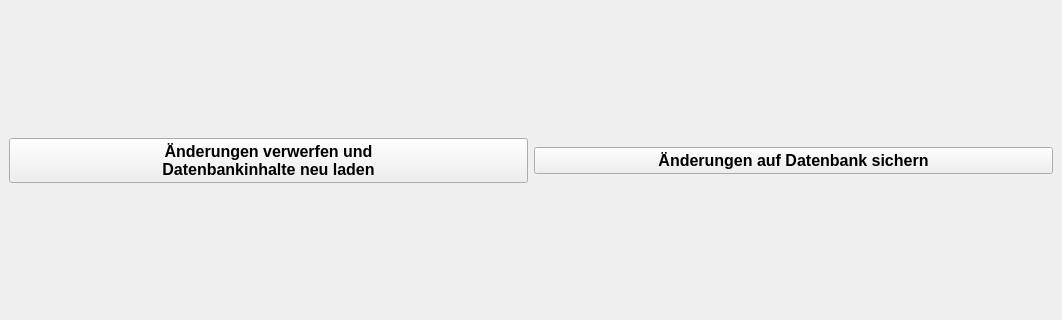
UltimateCuB3R/DLMCSPSE01_D, file app/view/main.ui: the form before one commit; both pictures show x 0 to 1062 and y 208 to 528 of the 1062 by 759 pixel window.
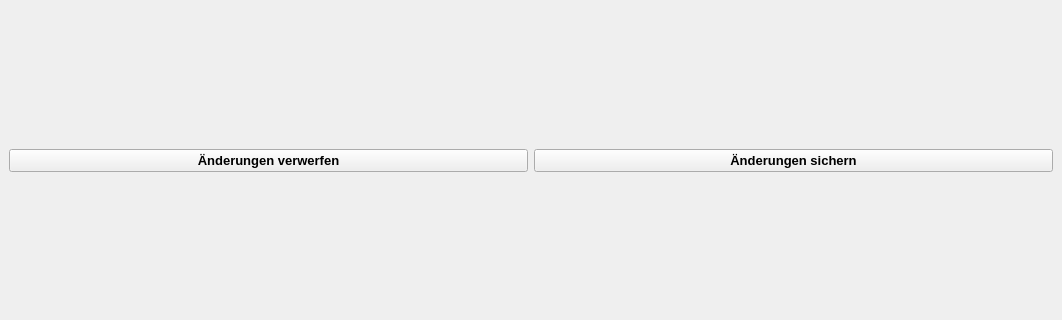
The form after the commit.

What changed in the file:
```diff
--- a/app/view/main.ui
+++ b/app/view/main.ui
@@ -21,14 +21,13 @@
        <widget class="QPushButton" name="pushButton_revert_db">
         <property name="font">
          <font>
-          <pointsize>12</pointsize>
+          <pointsize>10</pointsize>
           <weight>75</weight>
           <bold>true</bold>
          </font>
         </property>
         <property name="text">
-         <string>Änderungen verwerfen und 
-Datenbankinhalte neu laden</string>
+         <string>Änderungen verwerfen</string>
         </property>
        </widget>
       </item>
@@ -36,13 +35,13 @@
        <widget class="QPushButton" name="pushButton_save_db">
         <property name="font">
          <font>
-          <pointsize>12</pointsize>
+          <pointsize>10</pointsize>
           <weight>75</weight>
           <bold>true</bold>
          </font>
         </property>
         <property name="text">
-         <string>Änderungen auf Datenbank sichern</string>
+         <string>Änderungen sichern</string>
         </property>
        </widget>
       </item>
```
Left out of the diff: 6 changed lines with no effect on the pictures.
